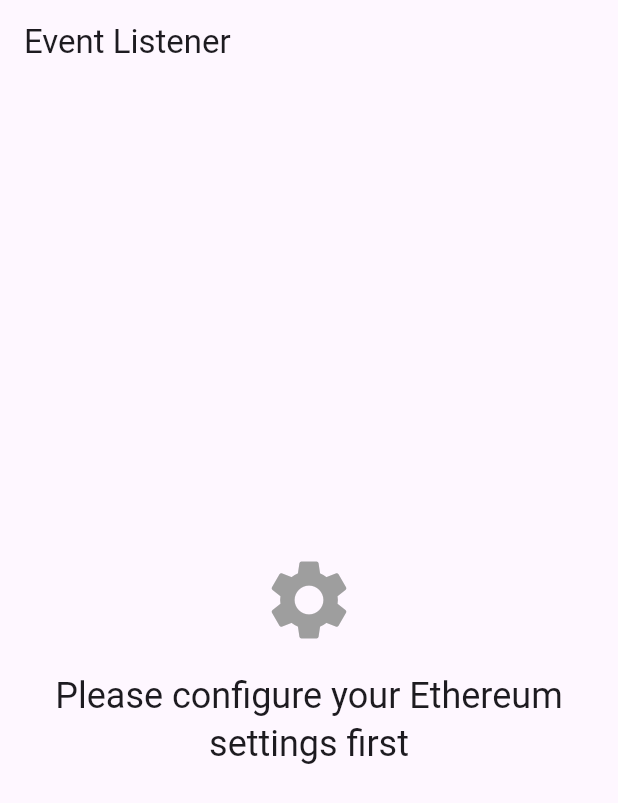
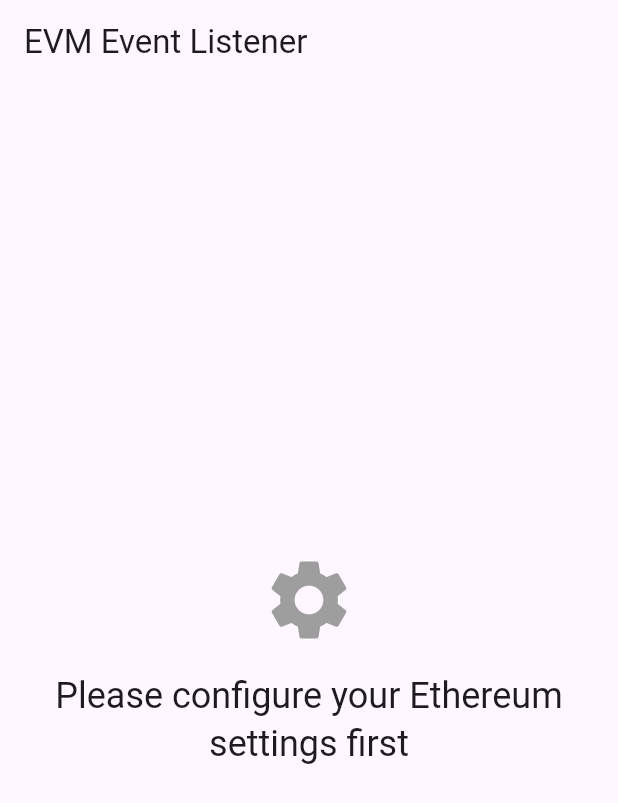
Before and after one commit to peerchemist/evmrider, a Flutter app: the EventListenerScreen screen opened directly, on a phone screen of 412 x 824 dp. Shown: the top 803 px of the screen. Run offline on Flutter 3.47's test engine with Material 3 defaults, Android fonts, the phone set to English and light mode, and no system bars; our stand-ins replace shared_preferences; missing offline and left inert: wallet, web3dart; accounts and stored records are empty.

Commit message:
rework the UI

```diff
--- a/lib/screens/eventlistenerscreen.dart
+++ b/lib/screens/eventlistenerscreen.dart
@@ -5,8 +5,13 @@
 
 class EventListenerScreen extends StatefulWidget {
   final EthereumEventService? eventService;
+  final VoidCallback? onOpenSettings;
 
-  const EventListenerScreen({super.key, this.eventService});
+  const EventListenerScreen({
+    super.key,
+    this.eventService,
+    this.onOpenSettings,
+  });
 
   @override
   State<EventListenerScreen> createState() => _EventListenerScreenState();
@@ -24,7 +29,7 @@
   Widget build(BuildContext context) {
     if (widget.eventService == null) {
       return Scaffold(
-        appBar: AppBar(title: Text('Event Listener')),
+        appBar: AppBar(title: Text('EVM Event Listener')),
         body: Center(
           child: Column(
             mainAxisAlignment: MainAxisAlignment.center,
@@ -47,6 +52,11 @@
         title: Text('Event Listener'),
         backgroundColor: Theme.of(context).colorScheme.inversePrimary,
         actions: [
+          IconButton(
+            icon: const Icon(Icons.settings),
+            onPressed: widget.onOpenSettings,
+            tooltip: 'Setup',
+          ),
           IconButton(
             icon: Icon(_isListening ? Icons.stop : Icons.play_arrow),
             onPressed: _toggleListening,
```
Also changed, not shown: lib/main.dart (+24 -29 lines).
